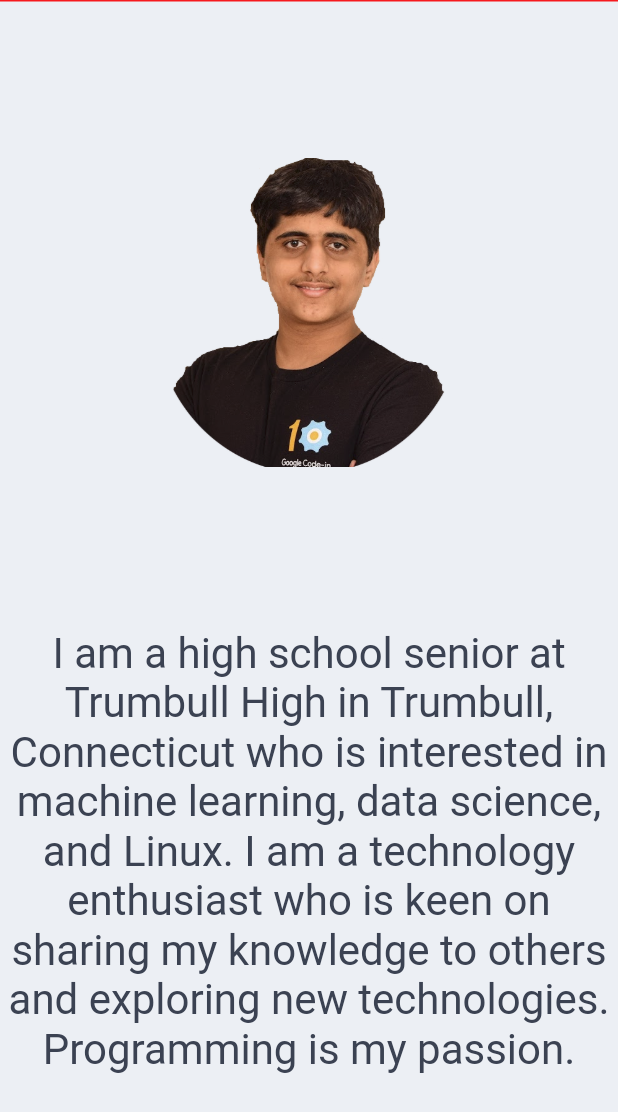
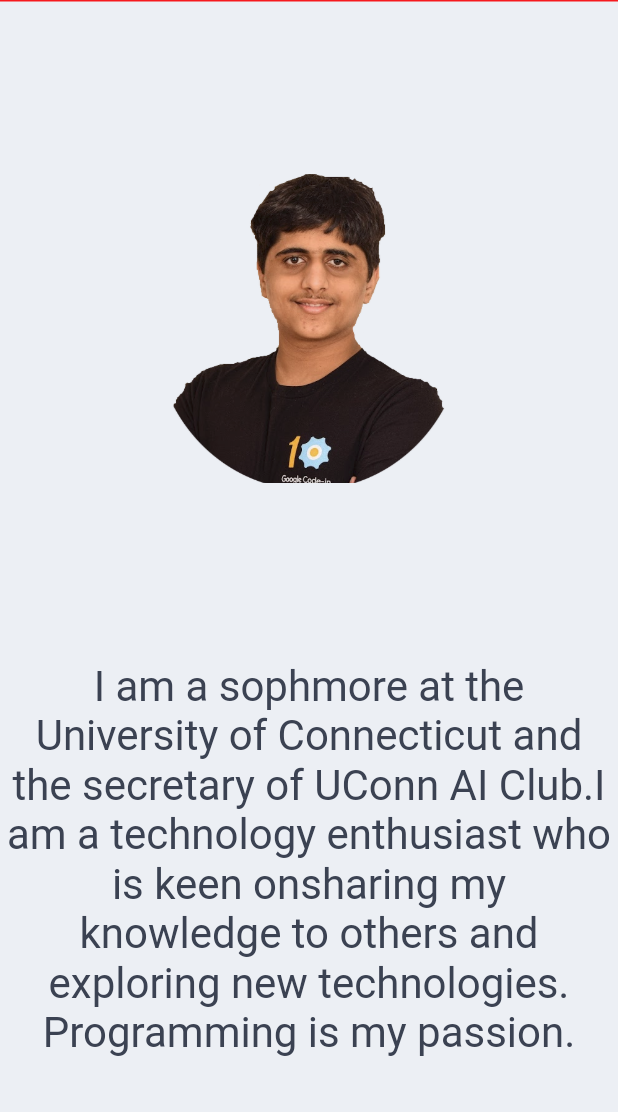
Before and after one commit to charitarthchugh/website, a Flutter app: the About widget shown alone on an empty page, opened directly, on a phone screen of 412 x 824 dp. Shown: the top 1112 px of the screen. Run offline on Flutter 3.47's test engine with Material 2 defaults, Android fonts, the light colour scheme and no system bars; drawn by our look-alikes of auto_size_text, velocity_x; our stand-ins replace font_awesome_flutter, google_fonts.

Commit message:
Update about.dart

```diff
--- a/lib/views/about.dart
+++ b/lib/views/about.dart
@@ -11,9 +11,8 @@ class About extends StatelessWidget {
 
   @override
   Widget build(BuildContext context) {
-    const String aboutMe = "I am a high school senior at Trumbull High "
-        "in Trumbull, Connecticut who is interested in machine learning, data "
-        "science, and Linux. I am a technology enthusiast who is keen on "
+    const String aboutMe = "I am a sophmore at the University of Connecticut and the secretary of UConn AI Club."
+        "I am a technology enthusiast who is keen on"
         "sharing my knowledge to others and exploring new technologies. Programming is my passion.";
     final profileData = AutoSizeText(
       aboutMe,
```
